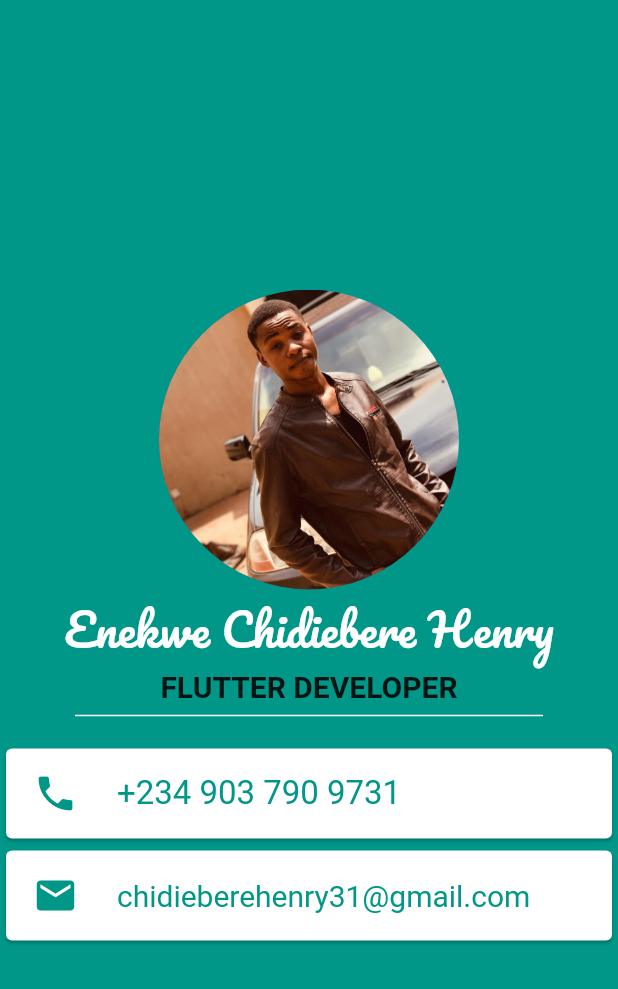
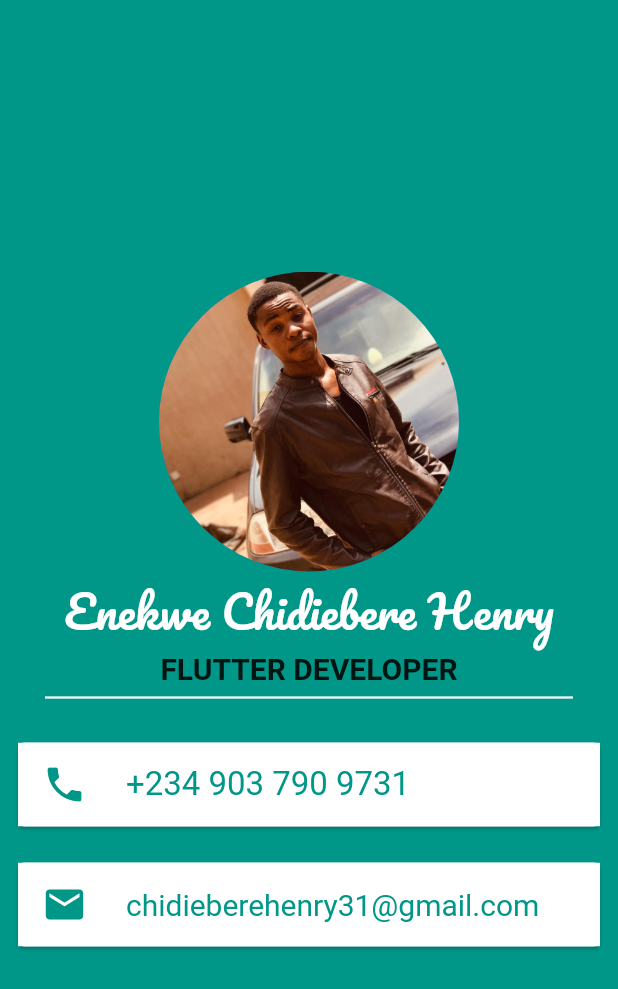
Before and after one commit to chididev/mi_card_flutter_app, a Flutter app: the screen it shows after launch, on a phone screen of 412 x 824 dp. Shown: the top 989 px of the screen. Run offline on Flutter 3.47's test engine with Material 2 defaults, Android fonts, the phone set to English and light mode, and no system bars.

Commit message:
Minor changes.

```diff
--- a/lib/main.dart
+++ b/lib/main.dart
@@ -41,17 +41,17 @@ class MyApp extends StatelessWidget {
                 ),
               ),
               Divider(
-                indent: 50.0,
-                endIndent: 50.0,
-                thickness: 1.0,
+                indent: 30.0,
+                endIndent: 30.0,
+                thickness: 1.5,
                 color: Colors.white,
               ),
               SizedBox(
                 height: 10.0,
               ),
-              Card(
-                child: Padding(
-                  padding: EdgeInsets.all(2.0),
+              Padding(
+                padding: EdgeInsets.all(8.0),
+                child: Card(
                   child: ListTile(
                     tileColor: Colors.white,
                     leading: Icon(
@@ -69,9 +69,9 @@ class MyApp extends StatelessWidget {
                   ),
                 ),
               ),
-              Card(
-                child: Padding(
-                  padding: EdgeInsets.all(2.0),
+              Padding(
+                padding: EdgeInsets.all(8.0),
+                child: Card(
                   child: ListTile(
                     tileColor: Colors.white,
                     leading: Icon(
```
